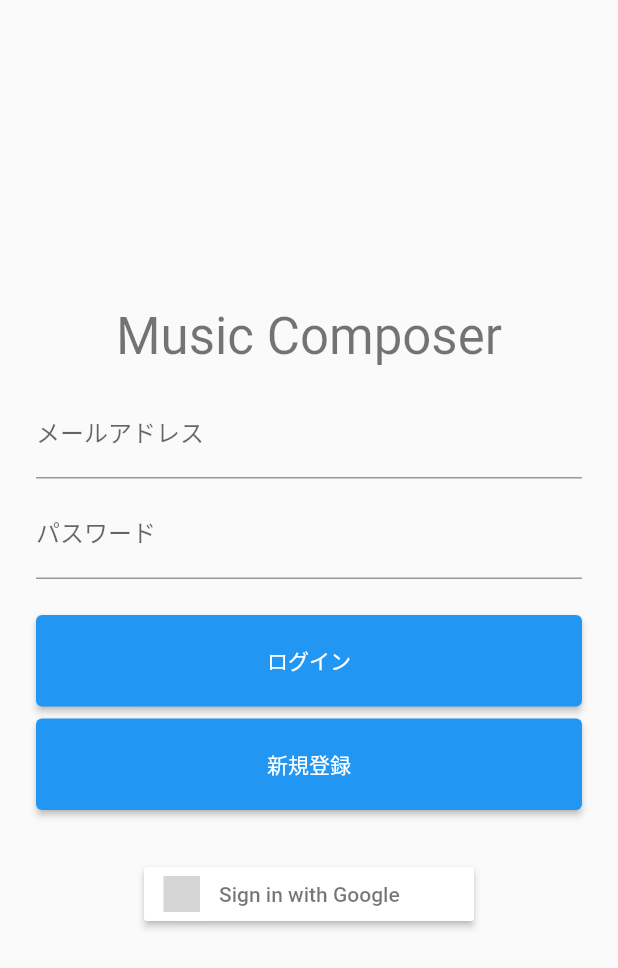
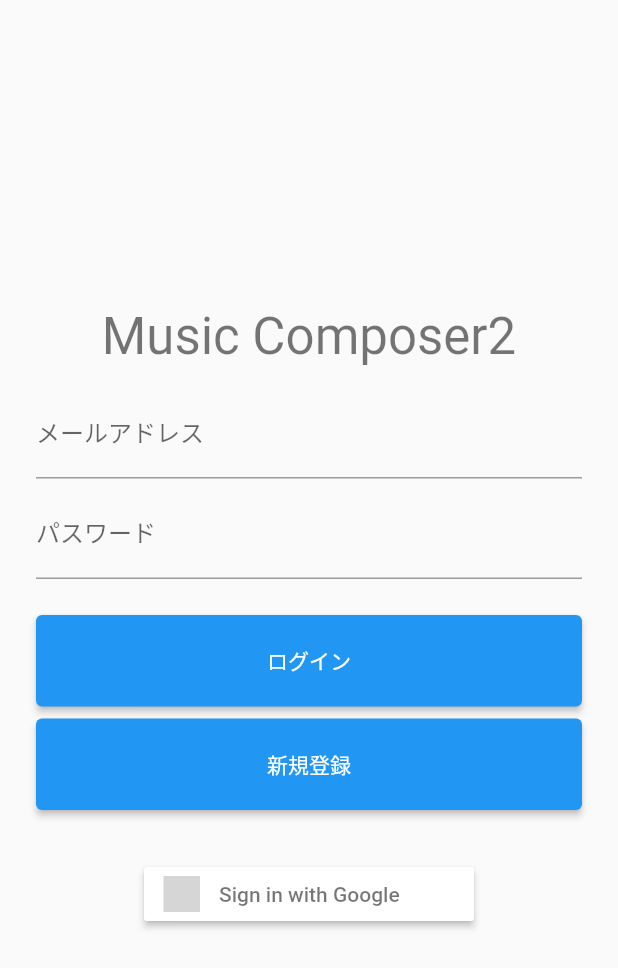
Before and after one commit to fumifumi9999/photoapp, a Flutter app: the screen it shows after launch, on a phone screen of 412 x 824 dp. Shown: the top 968 px of the screen. Run offline on Flutter 3.47's test engine with Material 2 defaults, Android fonts, the phone set to English and light mode, and no system bars; our stand-ins replace cloud_firestore, file_picker, firebase_auth, firebase_core, firebase_storage, flutter_riverpod and 3 more; accounts and stored records are empty; statements that could not run were skipped; grey boxes are pictures that could not be loaded.

Commit message:
Change title

```diff
--- a/lib/sign_in_screen.dart
+++ b/lib/sign_in_screen.dart
@@ -40,7 +40,7 @@ class _SignInScreenState extends State<SignInScreen> {
                 // ),
                 // タイトル
                 Text(
-                  'Music Composer',
+                  'Music Composer2',
                   style: Theme.of(context).textTheme.headline4,
                 ),
                 SizedBox(height: 16),
```
